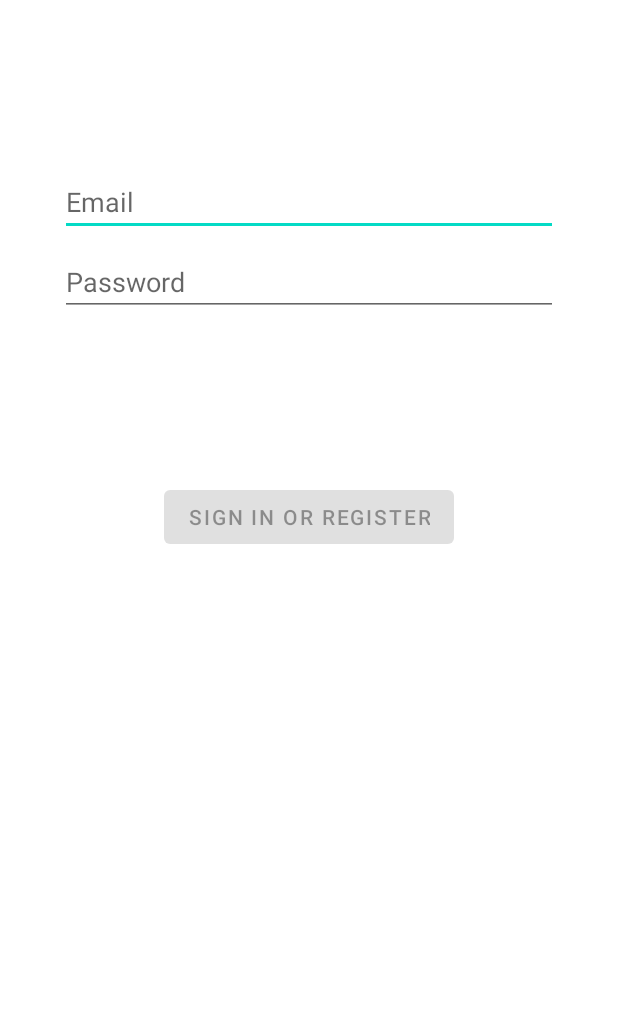
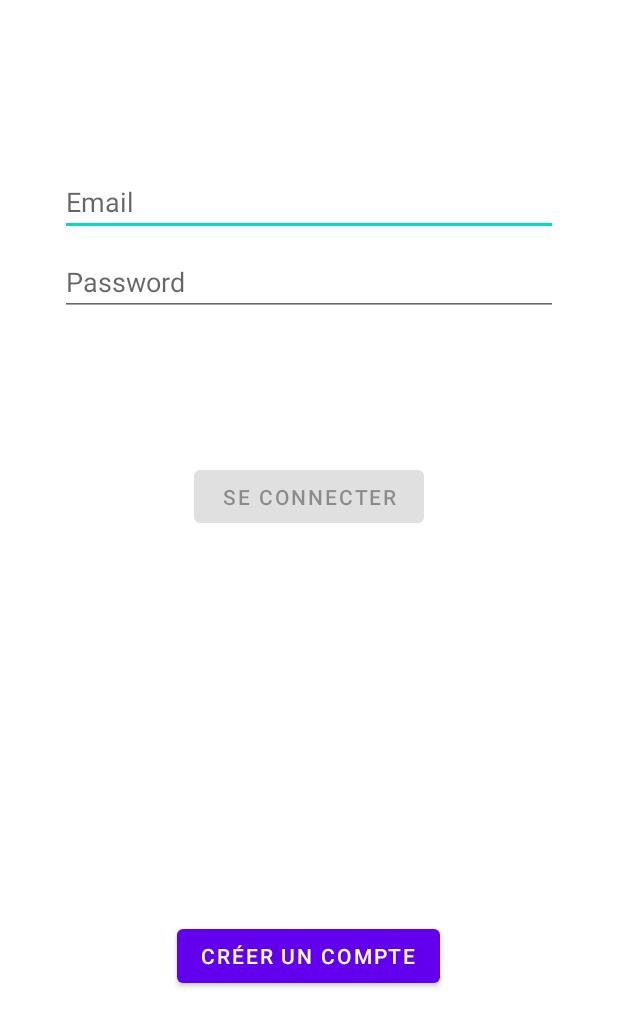
Before and after one commit to Uretashi/VetCarniFood, an Android app: the layout fragment_login.xml on its own in the app's theme, with its tools: preview values and no code run, on a phone screen of 412 x 824 dp. Shown: the top 1027 px of the screen. Run offline under Robolectric (Android 15) with nearby library versions, the phone set to English and light mode, and no system bars.

Commit message:
Formulaire de création de compte ajouté

```diff
--- a/app/build.gradle
+++ b/app/build.gradle
@@ -49,4 +49,5 @@ dependencies {
     implementation 'androidx.fragment:fragment-ktx:1.4.1'
     implementation 'androidx.lifecycle:lifecycle-extensions:2.2.0'
     implementation 'androidx.lifecycle:lifecycle-extensions:2.2.0-rc03'
+    implementation 'com.android.support.constraint:constraint-layout:1.0.2'
 }
--- a/app/src/main/AndroidManifest.xml
+++ b/app/src/main/AndroidManifest.xml
@@ -14,6 +14,7 @@
         android:theme="@style/Theme.VetCarniFood"
         tools:targetApi="31">
         <activity
+            android:windowSoftInputMode="adjustResize"
             android:name=".AuthentificationActivity"
             android:exported="true">
             <intent-filter>
--- a/app/src/main/java/com/example/vetcarnifood/data/LoginDataSource.kt
+++ b/app/src/main/java/com/example/vetcarnifood/auth/data/LoginDataSource.kt
@@ -1,6 +1,6 @@
-package com.example.vetcarnifood.data
+package com.example.vetcarnifood.auth.data
 
-import com.example.vetcarnifood.data.model.LoggedInUser
+import com.example.vetcarnifood.auth.data.model.LoggedInUser
 import java.io.IOException
 
 /**
--- a/app/src/main/java/com/example/vetcarnifood/data/LoginRepository.kt
+++ b/app/src/main/java/com/example/vetcarnifood/auth/data/LoginRepository.kt
@@ -1,6 +1,6 @@
-package com.example.vetcarnifood.data
+package com.example.vetcarnifood.auth.data
 
-import com.example.vetcarnifood.data.model.LoggedInUser
+import com.example.vetcarnifood.auth.data.model.LoggedInUser
 
 /**
  * Class that requests authentication and user information from the remote data source and
--- a/app/src/main/java/com/example/vetcarnifood/data/Result.kt
+++ b/app/src/main/java/com/example/vetcarnifood/auth/data/Result.kt
@@ -1,4 +1,4 @@
-package com.example.vetcarnifood.data
+package com.example.vetcarnifood.auth.data
 
 /**
  * A generic class that holds a value with its loading status.
--- a/app/src/main/java/com/example/vetcarnifood/data/model/LoggedInUser.kt
+++ b/app/src/main/java/com/example/vetcarnifood/auth/data/model/LoggedInUser.kt
@@ -1,4 +1,4 @@
-package com.example.vetcarnifood.data.model
+package com.example.vetcarnifood.auth.data.model
 
 /**
  * Data class that captures user information for logged in users retrieved from LoginRepository
--- a/app/src/main/java/com/example/vetcarnifood/ui/login/LoggedInUserView.kt
+++ b/app/src/main/java/com/example/vetcarnifood/auth/ui/login/LoggedInUserView.kt
@@ -1,4 +1,4 @@
-package com.example.vetcarnifood.ui.login
+package com.example.vetcarnifood.auth.ui.login
 
 /**
  * User details post authentication that is exposed to the UI
--- a/app/src/main/java/com/example/vetcarnifood/ui/login/LoginFormState.kt
+++ b/app/src/main/java/com/example/vetcarnifood/auth/ui/login/LoginFormState.kt
@@ -1,4 +1,4 @@
-package com.example.vetcarnifood.ui.login
+package com.example.vetcarnifood.auth.ui.login
 
 /**
  * Data validation state of the login form.
--- a/app/src/main/java/com/example/vetcarnifood/ui/login/LoginResult.kt
+++ b/app/src/main/java/com/example/vetcarnifood/auth/ui/login/LoginResult.kt
@@ -1,4 +1,4 @@
-package com.example.vetcarnifood.ui.login
+package com.example.vetcarnifood.auth.ui.login
 
 /**
  * Authentication result : success (user details) or error message.
--- a/app/src/main/java/com/example/vetcarnifood/ui/login/LoginViewModelFactory.kt
+++ b/app/src/main/java/com/example/vetcarnifood/auth/ui/login/LoginViewModelFactory.kt
@@ -1,9 +1,9 @@
-package com.example.vetcarnifood.ui.login
+package com.example.vetcarnifood.auth.ui.login
 
 import androidx.lifecycle.ViewModel
 import androidx.lifecycle.ViewModelProvider
-import com.example.vetcarnifood.data.LoginDataSource
-import com.example.vetcarnifood.data.LoginRepository
+import com.example.vetcarnifood.auth.data.LoginDataSource
+import com.example.vetcarnifood.auth.data.LoginRepository
 
 /**
  * ViewModel provider factory to instantiate LoginViewModel.
--- a/app/src/main/res/layout/activity_authentification.xml
+++ b/app/src/main/res/layout/activity_authentification.xml
@@ -8,7 +8,7 @@
 
     <androidx.fragment.app.FragmentContainerView
         android:id="@+id/login_container"
-        android:name="com.example.vetcarnifood.ui.login.LoginFragment"
+        android:name="com.example.vetcarnifood.auth.ui.login.LoginFragment"
         android:layout_width="wrap_content"
         android:layout_height="wrap_content"
         app:layout_constraintBottom_toBottomOf="parent"
--- a/app/src/main/res/layout/fragment_login.xml
+++ b/app/src/main/res/layout/fragment_login.xml
@@ -9,7 +9,7 @@
     android:paddingTop="@dimen/fragment_vertical_margin"
     android:paddingRight="@dimen/fragment_horizontal_margin"
     android:paddingBottom="@dimen/fragment_vertical_margin"
-    tools:context=".ui.login.LoginFragment">
+    tools:context=".auth.ui.login.LoginFragment">
 
     <EditText
         android:id="@+id/username"
@@ -45,6 +45,22 @@
 
     <Button
         android:id="@+id/login"
+        android:layout_width="153dp"
+        android:layout_height="47dp"
+        android:layout_gravity="start"
+        android:layout_marginStart="48dp"
+        android:layout_marginTop="16dp"
+        android:layout_marginEnd="48dp"
+        android:enabled="false"
+        android:text="Se connecter"
+        app:layout_constraintBottom_toTopOf="@+id/register_btn"
+        app:layout_constraintEnd_toEndOf="parent"
+        app:layout_constraintStart_toStartOf="parent"
+        app:layout_constraintTop_toBottomOf="@+id/password"
+        app:layout_constraintVertical_bias="0.238" />
+
+    <Button
+        android:id="@+id/register_btn"
         android:layout_width="wrap_content"
         android:layout_height="wrap_content"
         android:layout_gravity="start"
@@ -52,13 +68,13 @@
         android:layout_marginTop="16dp"
         android:layout_marginEnd="48dp"
         android:layout_marginBottom="64dp"
-        android:enabled="false"
-        android:text="@string/action_sign_in"
+        android:text="Créer un compte"
         app:layout_constraintBottom_toBottomOf="parent"
         app:layout_constraintEnd_toEndOf="parent"
+        app:layout_constraintHorizontal_bias="0.496"
         app:layout_constraintStart_toStartOf="parent"
         app:layout_constraintTop_toBottomOf="@+id/password"
-        app:layout_constraintVertical_bias="0.2" />
+        app:layout_constraintVertical_bias="0.824" />
 
     <ProgressBar
         android:id="@+id/loading"
```
Also changed, not shown: app/src/main/java/com/example/vetcarnifood/AuthentificationActivity.kt (+18 -13 lines), app/src/main/java/com/example/vetcarnifood/auth/ui/login/LoginFragment.kt (renamed from app/src/main/java/com/example/vetcarnifood/ui/login/LoginFragment.kt, +6 -10 lines), app/src/main/java/com/example/vetcarnifood/auth/ui/login/LoginViewModel.kt (renamed from app/src/main/java/com/example/vetcarnifood/ui/login/LoginViewModel.kt, +3 -4 lines), app/src/main/res/values/strings.xml (+15 -0 lines).
